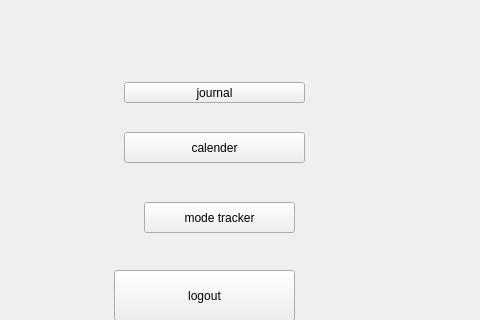
Qt form view/uifiles/main_page.ui (saraalsheikh/GoalDigger) before a commit; both pictures show x 0 to 480 and y 0 to 320 of the 800 by 600 pixel window.
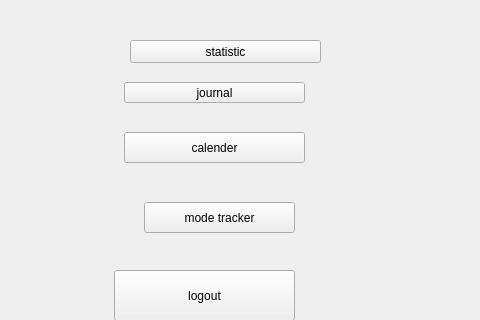
The same form after that commit.

Commit message: finished creating statistics feature

```diff
--- a/view/uifiles/main_page.ui
+++ b/view/uifiles/main_page.ui
@@ -66,6 +66,19 @@
      <string>logout</string>
     </property>
    </widget>
+   <widget class="QPushButton" name="btn_statistic">
+    <property name="geometry">
+     <rect>
+      <x>130</x>
+      <y>40</y>
+      <width>191</width>
+      <height>23</height>
+     </rect>
+    </property>
+    <property name="text">
+     <string>statistic</string>
+    </property>
+   </widget>
   </widget>
   <widget class="QMenuBar" name="menubar">
    <property name="geometry">
```
Left out of the diff: 2 changed lines with no effect on the pictures. The commit also changes 18 other files.
